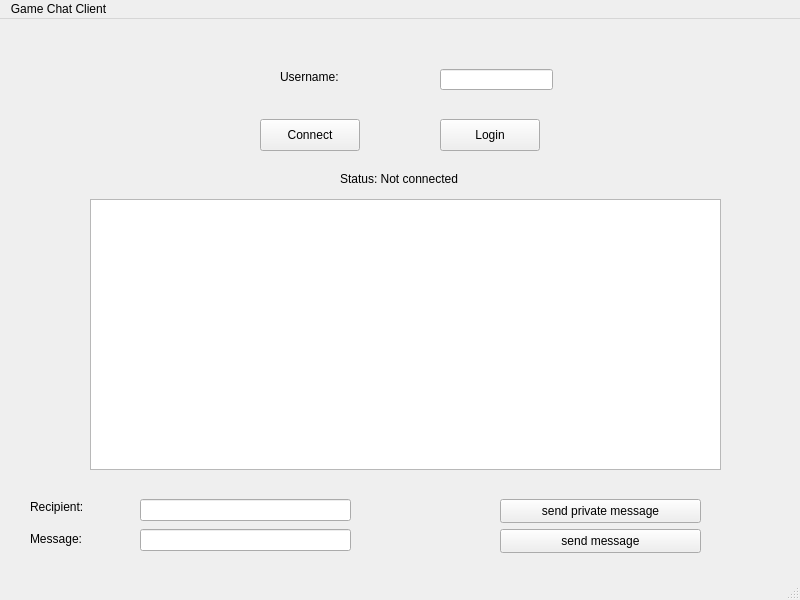
Old version of the form ChatClient/mainwindow.ui in the repository razanelbarougy/Cs-2-lab-project.
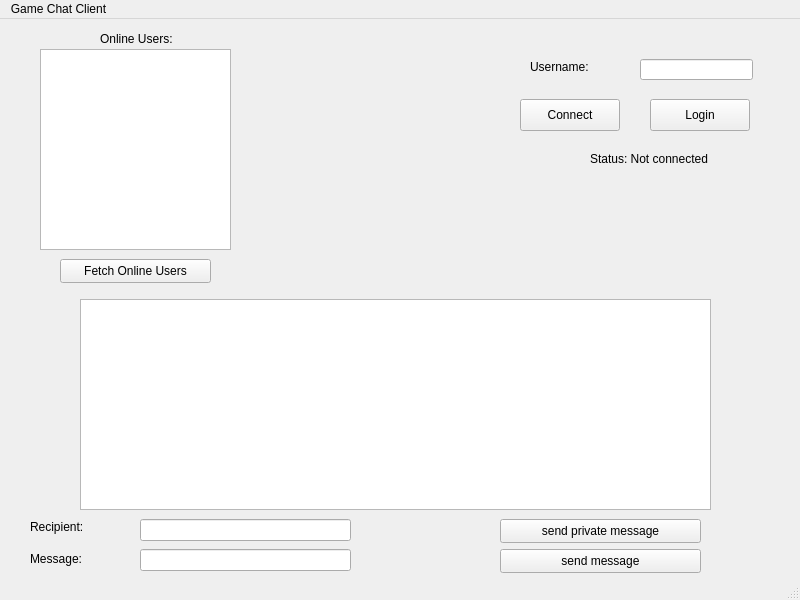
New version of the form.

Commit message: Implement online users list with server response and client display

The edit to the form file:
```diff
--- a/ChatClient/mainwindow.ui
+++ b/ChatClient/mainwindow.ui
@@ -17,8 +17,8 @@
    <widget class="QLabel" name="usernameLabel">
     <property name="geometry">
      <rect>
-      <x>280</x>
-      <y>50</y>
+      <x>530</x>
+      <y>40</y>
       <width>71</width>
       <height>16</height>
      </rect>
@@ -30,8 +30,8 @@
    <widget class="QLineEdit" name="usernameLineEdit">
     <property name="geometry">
      <rect>
-      <x>440</x>
-      <y>50</y>
+      <x>640</x>
+      <y>40</y>
       <width>113</width>
       <height>21</height>
      </rect>
@@ -40,8 +40,8 @@
    <widget class="QPushButton" name="connectButton">
     <property name="geometry">
      <rect>
-      <x>260</x>
-      <y>100</y>
+      <x>520</x>
+      <y>80</y>
       <width>100</width>
       <height>32</height>
      </rect>
@@ -53,8 +53,8 @@
    <widget class="QPushButton" name="loginButton">
     <property name="geometry">
      <rect>
-      <x>440</x>
-      <y>100</y>
+      <x>650</x>
+      <y>80</y>
       <width>100</width>
       <height>32</height>
      </rect>
@@ -66,8 +66,8 @@
    <widget class="QLabel" name="statusLabel">
     <property name="geometry">
      <rect>
-      <x>340</x>
-      <y>150</y>
+      <x>590</x>
+      <y>130</y>
       <width>121</width>
       <height>20</height>
      </rect>
@@ -80,7 +80,7 @@
     <property name="geometry">
      <rect>
       <x>140</x>
-      <y>510</y>
+      <y>530</y>
       <width>211</width>
       <height>22</height>
      </rect>
@@ -90,7 +90,7 @@
     <property name="geometry">
      <rect>
       <x>500</x>
-      <y>510</y>
+      <y>530</y>
       <width>201</width>
       <height>24</height>
      </rect>
@@ -102,10 +102,10 @@
    <widget class="QTextEdit" name="chatTextEdit">
     <property name="geometry">
      <rect>
-      <x>90</x>
-      <y>180</y>
+      <x>80</x>
+      <y>280</y>
       <width>631</width>
-      <height>271</height>
+      <height>211</height>
      </rect>
     </property>
    </widget>
@@ -113,7 +113,7 @@
     <property name="geometry">
      <rect>
       <x>140</x>
-      <y>480</y>
+      <y>500</y>
       <width>211</width>
       <height>22</height>
      </rect>
@@ -123,7 +123,7 @@
     <property name="geometry">
      <rect>
       <x>500</x>
-      <y>480</y>
+      <y>500</y>
       <width>201</width>
       <height>24</height>
      </rect>
@@ -136,7 +136,7 @@
     <property name="geometry">
      <rect>
       <x>30</x>
-      <y>510</y>
+      <y>530</y>
       <width>91</width>
       <height>20</height>
      </rect>
@@ -149,7 +149,7 @@
     <property name="geometry">
      <rect>
       <x>30</x>
-      <y>480</y>
+      <y>500</y>
       <width>81</width>
       <height>16</height>
      </rect>
@@ -158,6 +158,42 @@
      <string>Recipient: </string>
     </property>
    </widget>
+   <widget class="QListWidget" name="onlineUsersListWidget">
+    <property name="geometry">
+     <rect>
+      <x>40</x>
+      <y>30</y>
+      <width>191</width>
+      <height>201</height>
+     </rect>
+    </property>
+   </widget>
+   <widget class="QPushButton" name="fetchUsersButton">
+    <property name="geometry">
+     <rect>
+      <x>60</x>
+      <y>240</y>
+      <width>151</width>
+      <height>24</height>
+     </rect>
+    </property>
+    <property name="text">
+     <string>Fetch Online Users</string>
+    </property>
+   </widget>
+   <widget class="QLabel" name="onlineUserslabel">
+    <property name="geometry">
+     <rect>
+      <x>100</x>
+      <y>10</y>
+      <width>81</width>
+      <height>20</height>
+     </rect>
+    </property>
+    <property name="text">
+     <string>Online Users:</string>
+    </property>
+   </widget>
   </widget>
   <widget class="QMenuBar" name="menubar">
    <property name="geometry">
```
The commit also changes 5 other files.
